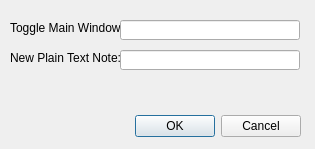
Above: hotkeysettings.ui from brookhong/wikenotes before the change. Below: the same form after it.
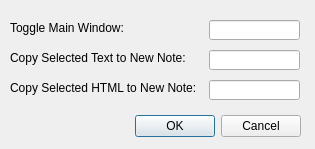
That is the form after the change.

Diff of the .ui file:
```diff
--- a/hotkeysettings.ui
+++ b/hotkeysettings.ui
@@ -32,9 +32,9 @@
   <widget class="QLineEdit" name="lineEdit">
    <property name="geometry">
     <rect>
-     <x>120</x>
+     <x>209</x>
      <y>20</y>
-     <width>180</width>
+     <width>91</width>
      <height>20</height>
     </rect>
    </property>
@@ -44,7 +44,7 @@
     <rect>
      <x>10</x>
      <y>20</y>
-     <width>110</width>
+     <width>191</width>
      <height>16</height>
     </rect>
    </property>
@@ -58,9 +58,9 @@
   <widget class="QLineEdit" name="leNewTextNote">
    <property name="geometry">
     <rect>
-     <x>120</x>
+     <x>209</x>
      <y>50</y>
-     <width>180</width>
+     <width>91</width>
      <height>20</height>
     </rect>
    </property>
@@ -70,17 +70,43 @@
     <rect>
      <x>10</x>
      <y>50</y>
-     <width>110</width>
+     <width>191</width>
      <height>16</height>
     </rect>
    </property>
    <property name="text">
-    <string>New Plain Text Note:</string>
+    <string>Copy Selected Text to New Note:</string>
    </property>
    <property name="buddy">
     <cstring>leNewTextNote</cstring>
    </property>
   </widget>
+  <widget class="QLabel" name="label_3">
+   <property name="geometry">
+    <rect>
+     <x>10</x>
+     <y>80</y>
+     <width>191</width>
+     <height>16</height>
+    </rect>
+   </property>
+   <property name="text">
+    <string>Copy Selected HTML to New Note:</string>
+   </property>
+   <property name="buddy">
+    <cstring>leNewTextNote</cstring>
+   </property>
+  </widget>
+  <widget class="QLineEdit" name="leNewHtmlNote">
+   <property name="geometry">
+    <rect>
+     <x>209</x>
+     <y>80</y>
+     <width>91</width>
+     <height>20</height>
+    </rect>
+   </property>
+  </widget>
  </widget>
  <tabstops>
   <tabstop>lineEdit</tabstop>
```
